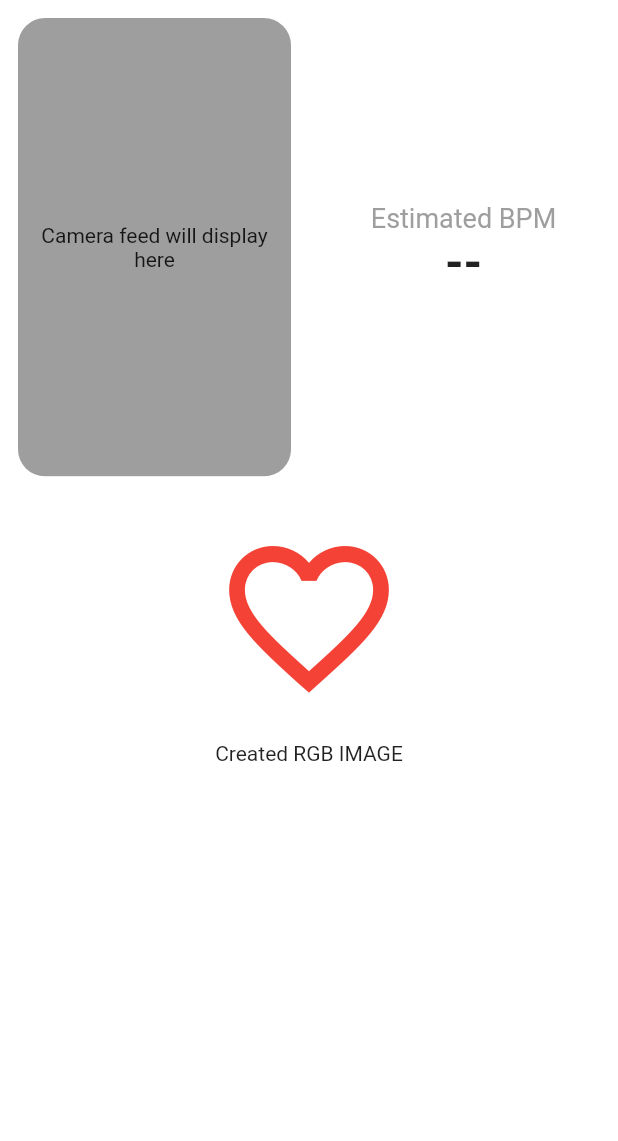
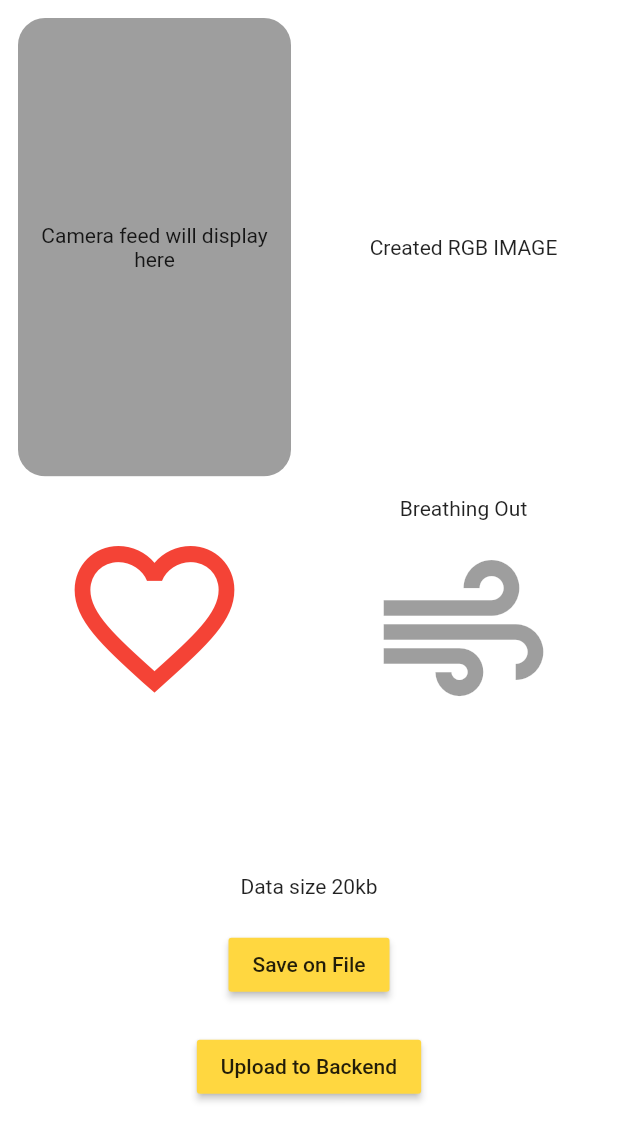
Before and after one commit to mahidul-islam/myppg, a Flutter app: the screen it shows after launch, on a phone screen of 412 x 824 dp. Shown: the top 1141 px of the screen. Run offline on Flutter 3.47's test engine with Material 2 defaults, Android fonts, the phone set to English and light mode, and no system bars; our stand-ins replace camera, wakelock_plus.

Commit message:
ui added

```diff
--- a/lib/home_page.dart
+++ b/lib/home_page.dart
@@ -1,11 +1,9 @@
 import 'dart:async';
 
 import 'package:camera/camera.dart';
-import 'package:flutter/foundation.dart';
 import 'package:flutter/material.dart';
 import 'package:myppg/util.dart';
 import 'package:wakelock_plus/wakelock_plus.dart';
-// import 'package:universal_html/html.dart' as html;
 
 class SensorValue {
   final DateTime time;
@@ -25,18 +23,15 @@ class HomePage extends StatefulWidget {
 
 class HomePageView extends State<HomePage> with SingleTickerProviderStateMixin {
   bool _toggled = false; // toggle button value
+  bool _breathing = false; // toggle button value
   final List<SensorValue> _data =
       List.empty(growable: true); // array to store the values
   CameraController? _controller;
-  final double _alpha = 0.3; // factor for the mean value
   late AnimationController _animationController;
   double _iconScale = 1;
-  int _bpm = 0; // beats per minute
   final int _fs = 30; // sampling frequency (fps)
   final int _windowLen = 30 * 6; // window length to display - 6 seconds
   CameraImage? _image; // store the last camera image
-  double? _avg; // store the average value during calculation
-  DateTime? _now; // store the now Datetime
   Timer? _timer; // timer for image processing
   Image? imageOutput;
 
@@ -73,8 +68,7 @@ class HomePageView extends State<HomePage> with SingleTickerProviderStateMixin {
             Expanded(
               flex: 2,
               child: Row(
-                  mainAxisAlignment: MainAxisAlignment.spaceBetween,
-                  children: <Widget>[
+                children: [
                   Expanded(
                     flex: 1,
                     child: Padding(
@@ -119,33 +113,28 @@ class HomePageView extends State<HomePage> with SingleTickerProviderStateMixin {
                   ),
                   Expanded(
                     flex: 1,
-                      child: Center(
                     child: Column(
-                        mainAxisSize: MainAxisSize.min,
-                        crossAxisAlignment: CrossAxisAlignment.center,
-                        children: <Widget>[
-                          const Text(
-                            "Estimated BPM",
-                            style: TextStyle(fontSize: 18, color: Colors.grey),
+                      mainAxisAlignment: MainAxisAlignment.center,
+                      children: [
+                        const Text('Created RGB IMAGE'),
+                        SizedBox(child: imageOutput),
+                      ],
                     ),
-                          Text(
-                            (_bpm > 30 && _bpm < 150 ? _bpm.toString() : "--"),
-                            style: const TextStyle(
-                                fontSize: 32, fontWeight: FontWeight.bold),
                   ),
                 ],
-                      )),
               ),
-                  ],
-                )),
+            ),
             Expanded(
               flex: 1,
-              child: Center(
+              child: Row(
+                children: [
+                  Expanded(
+                    flex: 1,
                     child: Transform.scale(
                       scale: _iconScale,
                       child: IconButton(
-                    icon:
-                        Icon(_toggled ? Icons.favorite : Icons.favorite_border),
+                        icon: Icon(
+                            _toggled ? Icons.favorite : Icons.favorite_border),
                         color: Colors.red,
                         iconSize: 128,
                         onPressed: () {
@@ -158,13 +147,49 @@ class HomePageView extends State<HomePage> with SingleTickerProviderStateMixin {
                       ),
                     ),
                   ),
+                  Expanded(
+                    flex: 1,
+                    child: Column(
+                      mainAxisAlignment: MainAxisAlignment.spaceAround,
+                      children: [
+                        Text(_breathing ? 'Breathing In' : 'Breathing Out'),
+                        Transform.scale(
+                          scale: _iconScale,
+                          child: IconButton(
+                            icon: const Icon(Icons.air),
+                            color: _breathing ? Colors.red : Colors.black38,
+                            iconSize: 128,
+                            onPressed: () {
+                              setState(() {
+                                _breathing = !_breathing;
+                              });
+                            },
+                          ),
+                        ),
+                      ],
+                    ),
+                  ),
+                ],
+              ),
             ),
             Expanded(
               flex: 2,
               child: Column(
+                mainAxisAlignment: MainAxisAlignment.center,
                 children: [
-                  const Text('Created RGB IMAGE'),
-                  SizedBox(child: imageOutput),
+                  const Text('Data size 20kb'),
+                  const SizedBox(height: 20),
+                  MaterialButton(
+                    color: Colors.amberAccent,
+                    onPressed: () {},
+                    child: const Text('Save on File'),
+                  ),
+                  const SizedBox(height: 20),
+                  MaterialButton(
+                    color: Colors.amberAccent,
+                    onPressed: () {},
+                    child: const Text('Upload to Backend'),
+                  ),
                 ],
               ),
             )
@@ -196,7 +221,6 @@ class HomePageView extends State<HomePage> with SingleTickerProviderStateMixin {
       });
       // after is toggled
       _initTimer();
-      _updateBPM();
     });
   }
 
@@ -236,7 +260,7 @@ class HomePageView extends State<HomePage> with SingleTickerProviderStateMixin {
     _timer = Timer.periodic(Duration(milliseconds: 1000 ~/ _fs), (timer) {
       if (_toggled) {
         if (_image != null) {
-          _scanImage(_image!);
+          // _scanImage(_image!);
         }
       } else {
         timer.cancel();
@@ -244,69 +268,16 @@ class HomePageView extends State<HomePage> with SingleTickerProviderStateMixin {
     });
   }
 
-  void _scanImage(CameraImage image) {
-    _now = DateTime.now();
-    _avg =
-        image.planes.first.bytes.reduce((value, element) => value + element) /
-            image.planes.first.bytes.length;
-    if (_data.length >= _windowLen) {
-      _data.removeAt(0);
+  // void _scanImage(CameraImage image) {
+  //   _now = DateTime.now();
+  //   _avg =
+  //       image.planes.first.bytes.reduce((value, element) => value + element) /
+  //           image.planes.first.bytes.length;
+  //   if (_data.length >= _windowLen) {
+  //     _data.removeAt(0);
+  //   }
+  //   setState(() {
+  //     _data.add(SensorValue(_now ?? DateTime.now(), 255 - (_avg ?? 0.0)));
+  //   });
+  // }
 }
-    setState(() {
-      _data.add(SensorValue(_now ?? DateTime.now(), 255 - (_avg ?? 0.0)));
-    });
-  }
-
-  void _updateBPM() async {
-    // Bear in mind that the method used to calculate the BPM is very rudimentar
-    // feel free to improve it :)
-
-    // Since this function doesn't need to be so "exact" regarding the time it executes,
-    // I only used the a Future.delay to repeat it from time to time.
-    // Ofc you can also use a Timer object to time the callback of this function
-    List<SensorValue> values;
-    double avg;
-    int n;
-    double m;
-    double threshold;
-    double bpm;
-    int counter;
-    int previous;
-    while (_toggled) {
-      values = List.from(_data); // create a copy of the current data array
-      avg = 0;
-      n = values.length;
-      m = 0;
-      for (var value in values) {
-        avg += value.value / n;
-        if (value.value > m) m = value.value;
-      }
-      threshold = (m + avg) / 2;
-      bpm = 0;
-      counter = 0;
-      previous = 0;
-      for (int i = 1; i < n; i++) {
-        if (values[i - 1].value < threshold && values[i].value > threshold) {
-          if (previous != 0) {
-            counter++;
-            bpm +=
-                60 * 1000 / (values[i].time.millisecondsSinceEpoch - previous);
-          }
-          previous = values[i].time.millisecondsSinceEpoch;
-        }
-      }
-      if (counter > 0) {
-        bpm = bpm / counter;
-        if (kDebugMode) {
-          print(bpm);
-        }
-        setState(() {
-          _bpm = ((1 - _alpha) * _bpm + _alpha * bpm).toInt();
-        });
-      }
-      await Future.delayed(Duration(
-          milliseconds:
-              1000 * _windowLen ~/ _fs)); // wait for a new set of _data values
-    }
-  }
-}
```
Lines whose indentation alone changed are shown as unchanged.
